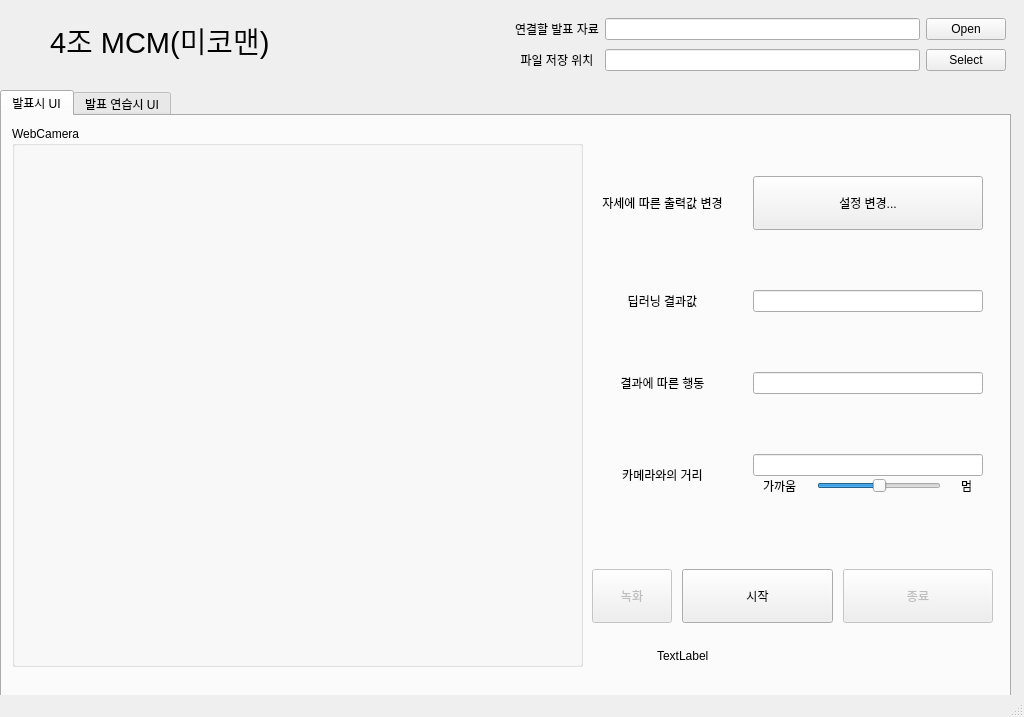
Old version of the form untitled.ui in the repository ninanoninano/BitProject_MCM.
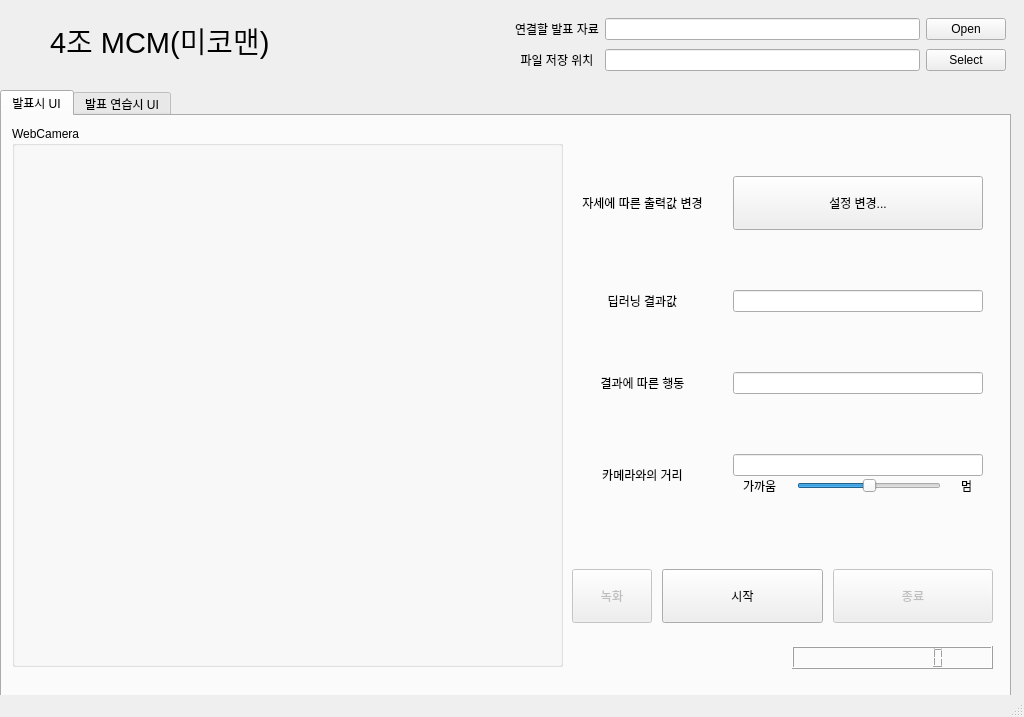
New version of the form. Icons and pictures are not drawn.

```diff
--- a/untitled.ui
+++ b/untitled.ui
@@ -132,9 +132,9 @@
      <widget class="QWidget" name="gridLayoutWidget_2">
       <property name="geometry">
        <rect>
-        <x>590</x>
+        <x>570</x>
         <y>30</y>
-        <width>401</width>
+        <width>421</width>
         <height>380</height>
        </rect>
       </property>
@@ -297,9 +297,9 @@
      <widget class="QWidget" name="horizontalLayoutWidget_2">
       <property name="geometry">
        <rect>
-        <x>590</x>
+        <x>570</x>
         <y>440</y>
-        <width>401</width>
+        <width>421</width>
         <height>80</height>
        </rect>
       </property>
@@ -342,12 +342,37 @@
        </item>
       </layout>
      </widget>
+     <widget class="QLCDNumber" name="lcdNumber">
+      <property name="geometry">
+       <rect>
+        <x>790</x>
+        <y>530</y>
+        <width>201</width>
+        <height>23</height>
+       </rect>
+      </property>
+      <property name="smallDecimalPoint">
+       <bool>false</bool>
+      </property>
+      <property name="digitCount">
+       <number>10</number>
+      </property>
+      <property name="mode">
+       <enum>QLCDNumber::Dec</enum>
+      </property>
+      <property name="segmentStyle">
+       <enum>QLCDNumber::Filled</enum>
+      </property>
+      <property name="intValue" stdset="0">
+       <number>0</number>
+      </property>
+     </widget>
      <widget class="QGroupBox" name="groupBox">
       <property name="geometry">
        <rect>
         <x>10</x>
         <y>10</y>
-        <width>571</width>
+        <width>551</width>
         <height>541</height>
        </rect>
       </property>
@@ -359,7 +384,7 @@
         <rect>
          <x>10</x>
          <y>20</y>
-         <width>551</width>
+         <width>530</width>
          <height>510</height>
         </rect>
        </property>
@@ -371,19 +396,6 @@
        </property>
       </widget>
      </widget>
-     <widget class="QLabel" name="pt_Timer">
-      <property name="geometry">
-       <rect>
-        <x>655</x>
-        <y>530</y>
-        <width>321</width>
-        <height>20</height>
-       </rect>
-      </property>
-      <property name="text">
-       <string>TextLabel</string>
-      </property>
-     </widget>
     </widget>
     <widget class="QWidget" name="Tab_ptex">
      <attribute name="title">
```
Left out of the diff: 16 changed lines with no effect on the pictures.
